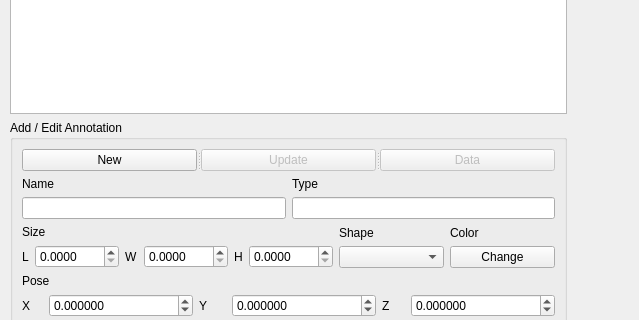
The window that world_canvas_editor/src/ui/editor_panel.ui (corot/world_canvas) describes before a commit, drawn with Qt 5; both pictures show x 0 to 639 and y 128 to 448 of the 799 by 834 pixel window.
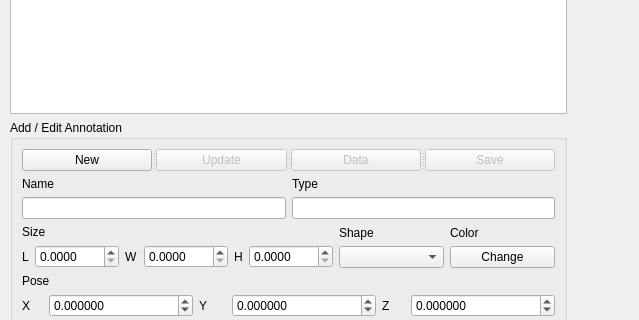
The same window after the commit.

```diff
--- a/world_canvas_editor/src/ui/editor_panel.ui
+++ b/world_canvas_editor/src/ui/editor_panel.ui
@@ -107,6 +107,14 @@
            <string>Data</string>
           </property>
          </widget>
+         <widget class="QPushButton" name="saveAnnButton">
+          <property name="enabled">
+           <bool>false</bool>
+          </property>
+          <property name="text">
+           <string>Save</string>
+          </property>
+         </widget>
         </widget>
        </item>
        <item>
```
